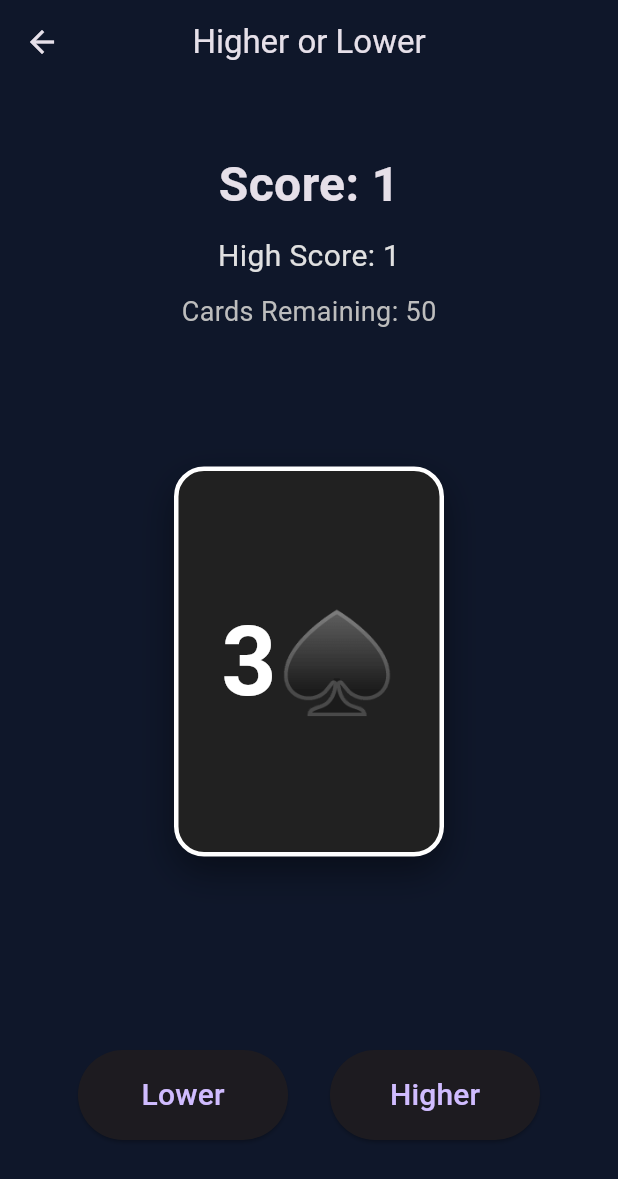
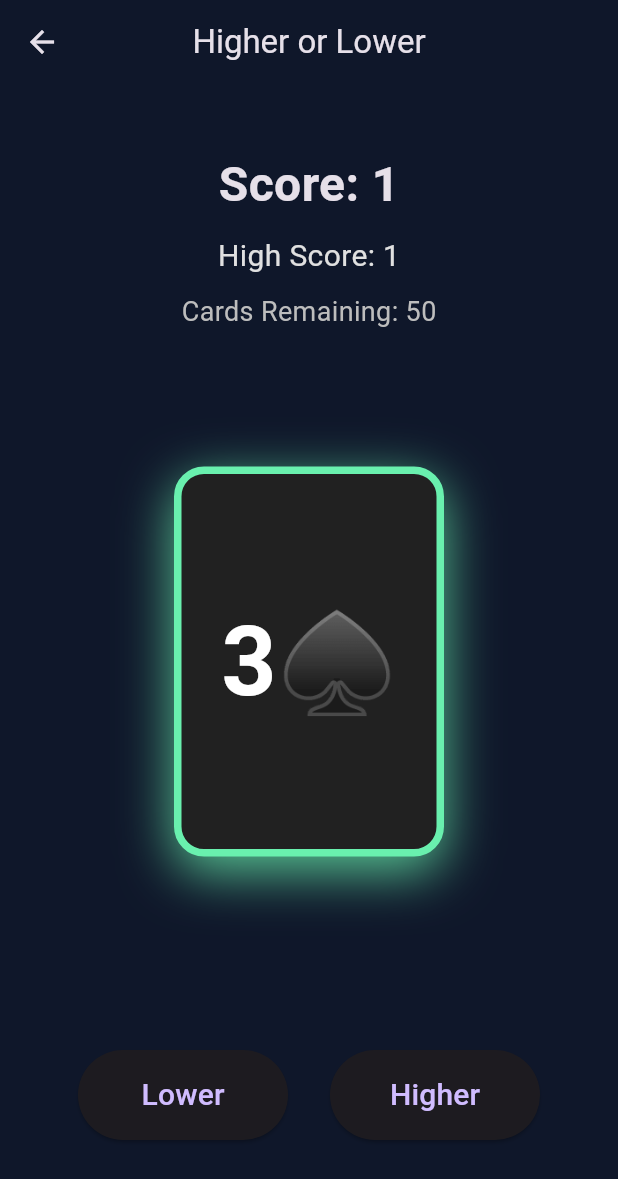
Before and after one commit to a01643270-cell/CARDS, a Flutter app: the GameScreen screen opened directly, after a tap on "Lower", on a phone screen of 412 x 824 dp. Shown: the top 1179 px of the screen. Run offline on Flutter 3.47's test engine with Material 3 defaults, Android fonts, the phone set to English and light mode, and no system bars; our stand-ins replace audioplayers, confetti, shared_preferences; accounts and stored records are empty.

Commit message:
Efectos de sonido y animaciones

```diff
--- a/lib/screens/game_screen.dart
+++ b/lib/screens/game_screen.dart
@@ -1,3 +1,7 @@
+import 'dart:math';
+
+import 'package:audioplayers/audioplayers.dart';
+import 'package:confetti/confetti.dart';
 import 'package:flutter/material.dart';
 import 'package:shared_preferences/shared_preferences.dart';
 
@@ -12,7 +16,8 @@ class GameScreen extends StatefulWidget {
   State<GameScreen> createState() => _GameScreenState();
 }
 
-class _GameScreenState extends State<GameScreen> {
+class _GameScreenState extends State<GameScreen>
+    with SingleTickerProviderStateMixin {
   late DeckService deck;
 
   late PlayingCard currentCard;
@@ -26,12 +31,32 @@ class _GameScreenState extends State<GameScreen> {
 
   double incomingCardTop = -400;
 
+  bool glowEffect = false;
+
+  bool shakeEffect = false;
+
+  final AudioPlayer audioPlayer = AudioPlayer();
+
+  late ConfettiController confettiController;
+
   @override
   void initState() {
     super.initState();
 
+    confettiController = ConfettiController(
+      duration: const Duration(seconds: 1),
+    );
+
     loadHighScore();
+
     startGame();
+  }
+
+  @override
+  void dispose() {
+    confettiController.dispose();
+    audioPlayer.dispose();
+    super.dispose();
   }
 
   Future<void> loadHighScore() async {
@@ -56,6 +81,42 @@ class _GameScreenState extends State<GameScreen> {
     score = 0;
 
     setState(() {});
+  }
+
+  Future<void> playCorrectSound() async {
+    await audioPlayer.play(
+      AssetSource('sounds/correct.wav'),
+    );
+  }
+
+  Future<void> playWrongSound() async {
+    await audioPlayer.play(
+      AssetSource('sounds/wrong.wav'),
+    );
+  }
+
+  Future<void> triggerGlow() async {
+    setState(() {
+      glowEffect = true;
+    });
+
+    await Future.delayed(const Duration(milliseconds: 400));
+
+    setState(() {
+      glowEffect = false;
+    });
+  }
+
+  Future<void> triggerShake() async {
+    setState(() {
+      shakeEffect = true;
+    });
+
+    await Future.delayed(const Duration(milliseconds: 500));
+
+    setState(() {
+      shakeEffect = false;
+    });
   }
 
   Future<void> guess(bool higher) async {
@@ -96,6 +157,12 @@ class _GameScreenState extends State<GameScreen> {
     }
 
     if (isCorrect) {
+      await playCorrectSound();
+
+      triggerGlow();
+
+      confettiController.play();
+
       setState(() {
         currentCard = nextCard;
 
@@ -111,6 +178,10 @@ class _GameScreenState extends State<GameScreen> {
         isAnimating = false;
       });
     } else {
+      await playWrongSound();
+
+      await triggerShake();
+
       showGameOver(
         currentCard,
         nextCard,
@@ -155,20 +226,23 @@ class _GameScreenState extends State<GameScreen> {
   }
 
   Widget buildCard(PlayingCard card) {
-    return Container(
+    return AnimatedContainer(
+      duration: const Duration(milliseconds: 300),
       width: 180,
       height: 260,
       decoration: BoxDecoration(
         color: Colors.grey[900],
         borderRadius: BorderRadius.circular(20),
         border: Border.all(
-          color: Colors.white,
-          width: 3,
+          color: glowEffect ? Colors.greenAccent : Colors.white,
+          width: glowEffect ? 5 : 3,
         ),
         boxShadow: [
           BoxShadow(
-            color: Colors.black.withOpacity(0.4),
-            blurRadius: 20,
+            color: glowEffect
+                ? Colors.greenAccent.withOpacity(0.8)
+                : Colors.black.withOpacity(0.4),
+            blurRadius: glowEffect ? 30 : 20,
             offset: const Offset(0, 10),
           ),
         ],
@@ -188,13 +262,28 @@ class _GameScreenState extends State<GameScreen> {
 
   @override
   Widget build(BuildContext context) {
+    final shakeOffset = shakeEffect
+        ? sin(DateTime.now().millisecondsSinceEpoch * 0.05) * 12
+        : 0.0;
+
     return Scaffold(
       appBar: AppBar(
         title: const Text('Higher or Lower'),
         centerTitle: true,
         backgroundColor: Colors.transparent,
       ),
-      body: Padding(
+      body: Stack(
+        children: [
+          Align(
+            alignment: Alignment.topCenter,
+            child: ConfettiWidget(
+              confettiController: confettiController,
+              blastDirectionality: BlastDirectionality.explosive,
+              shouldLoop: false,
+            ),
+          ),
+
+          Padding(
             padding: const EdgeInsets.all(24),
             child: Column(
               children: [
@@ -230,7 +319,9 @@ class _GameScreenState extends State<GameScreen> {
 
                 const SizedBox(height: 60),
 
-            SizedBox(
+                Transform.translate(
+                  offset: Offset(shakeOffset, 0),
+                  child: SizedBox(
                     width: 220,
                     height: 320,
                     child: Stack(
@@ -246,6 +337,7 @@ class _GameScreenState extends State<GameScreen> {
                             child: buildCard(incomingCard!),
                           ),
                       ],
+                    ),
                   ),
                 ),
 
@@ -284,6 +376,8 @@ class _GameScreenState extends State<GameScreen> {
               ],
             ),
           ),
+        ],
+      ),
     );
   }
 }
--- a/pubspec.yaml
+++ b/pubspec.yaml
@@ -35,6 +35,8 @@ dependencies:
   # The following adds the Cupertino Icons font to your application.
   # Use with the CupertinoIcons class for iOS style icons.
   cupertino_icons: ^1.0.8
+  audioplayers: ^5.2.1
+  confetti: ^0.7.0
 
 dev_dependencies:
   flutter_test:
@@ -59,7 +61,8 @@ flutter:
   uses-material-design: true
 
   # To add assets to your application, add an assets section, like this:
-  # assets:
+  assets:
+    - assets/sounds/
   #   - images/a_dot_burr.jpeg
   #   - images/a_dot_ham.jpeg
 
```
Also changed, not shown: pubspec.lock, 7 other files. Lines whose indentation alone changed are shown as unchanged.
